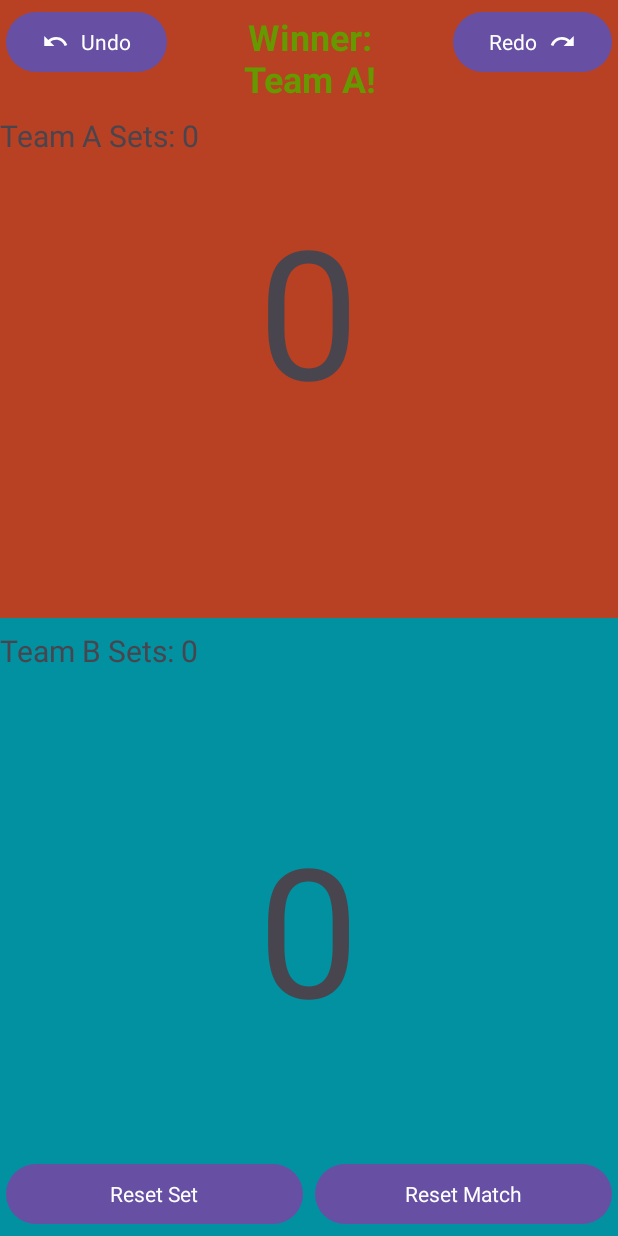
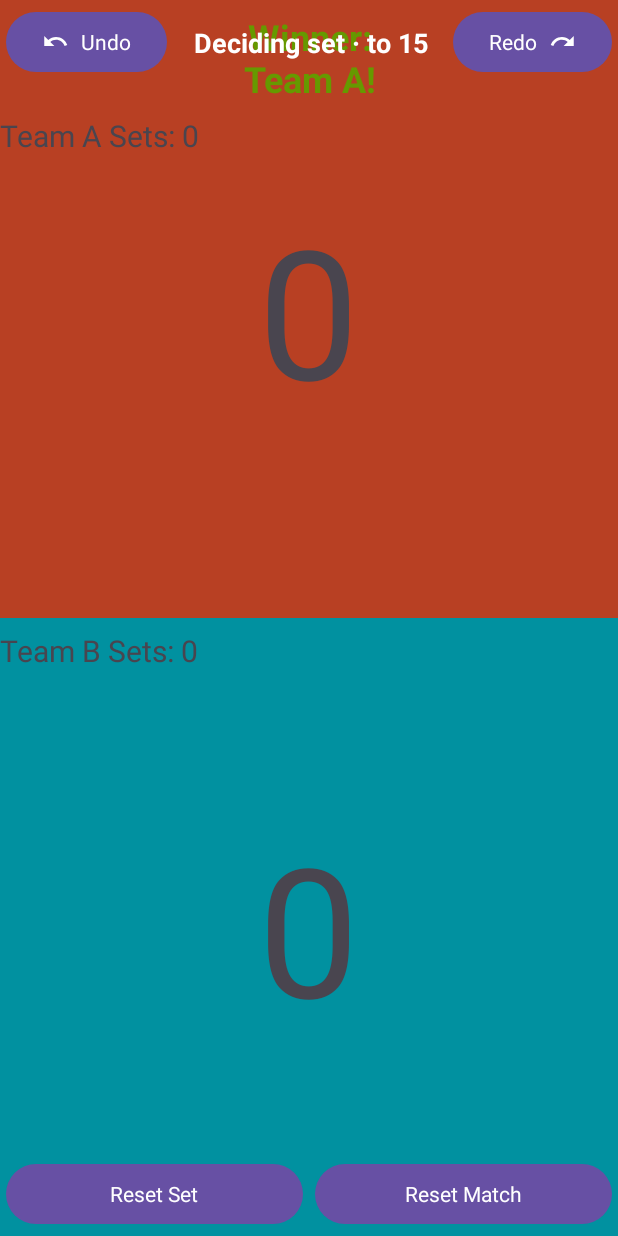
Before and after one commit to svahidhoss/volleyball-scoreboard, an Android app: the layout activity_main.xml on its own in the app's theme, with its tools: preview values and no code run, on a phone screen of 412 x 824 dp. Run offline under Robolectric (Android 15) with nearby library versions, the phone set to English and light mode, and no system bars.

Commit message:
Shows a "Deciding set · to 15" hint during the 5th set.
- ScoreboardState.kt: adds isDecidingSet and moves the rules constants here from ScoreboardViewModel.kt.
- ScoreboardViewModel.kt: uses state.isDecidingSet for the 15-point target.
- MainActivity.kt: shows the hint only during the deciding set; text uses POINTS_TO_WIN_DECIDING_SET.
- activity_main.xml (portrait and landscape): adds textview_deciding_set between Undo and Redo.
- strings.xml: adds deciding_set_hint.
- ScoreboardViewModelTest.kt: adds tests for isDecidingSet at the start, at 2–1, at 2–2, after the win and after Undo.
- MainActivityTest.kt: adds tests that the hint is hidden at the start, shown at 2–2 and after rotation, and hidden after the match is won.

```diff
--- a/app/src/main/java/com/vahossmedia/android/scoreboard/MainActivity.kt
+++ b/app/src/main/java/com/vahossmedia/android/scoreboard/MainActivity.kt
@@ -51,6 +51,9 @@ class MainActivity : AppCompatActivity() {
         binding.buttonRedo.setOnClickListener { viewModel.redo() }
 
         binding.buttonResetSet.setOnClickListener { viewModel.resetSet() }
+
+        binding.textviewDecidingSet.text =
+            getString(R.string.deciding_set_hint, POINTS_TO_WIN_DECIDING_SET)
         binding.buttonResetMatch.setOnClickListener { viewModel.resetMatch() }
 
         // Observe state changes
@@ -153,6 +156,9 @@ class MainActivity : AppCompatActivity() {
         } else {
             binding.textviewWinner.visibility = View.GONE
         }
+
+        binding.textviewDecidingSet.visibility =
+            if (state.isDecidingSet) View.VISIBLE else View.GONE
     }
 
     override fun onDestroy() {
--- a/app/src/main/res/layout-land/activity_main.xml
+++ b/app/src/main/res/layout-land/activity_main.xml
@@ -135,6 +135,26 @@
         app:layout_constraintTop_toBottomOf="@+id/textview_team_a_sets"
         tools:visibility="visible" />
 
+    <!-- Shown during the deciding 5th set (2–2 in sets). Shares the winner's spot; the two are
+         never visible together. Text is set in code from POINTS_TO_WIN_DECIDING_SET.
+         Centred on the border between the two team halves (guideline_center). -->
+    <TextView
+        android:id="@+id/textview_deciding_set"
+        android:layout_width="wrap_content"
+        android:layout_height="wrap_content"
+        android:gravity="center"
+        android:padding="8dp"
+        android:textColor="@android:color/white"
+        android:textSize="18sp"
+        android:textStyle="bold"
+        android:visibility="gone"
+        app:layout_constraintBottom_toBottomOf="@+id/button_undo"
+        app:layout_constraintEnd_toEndOf="@+id/guideline_center"
+        app:layout_constraintStart_toStartOf="@+id/guideline_center"
+        app:layout_constraintTop_toTopOf="@+id/button_undo"
+        tools:text="Deciding set · to 15"
+        tools:visibility="visible" />
+
     <!-- Splits the reset buttons at the border between the two team halves -->
     <androidx.constraintlayout.widget.Guideline
         android:id="@+id/guideline_center"
--- a/app/src/main/res/layout/activity_main.xml
+++ b/app/src/main/res/layout/activity_main.xml
@@ -119,14 +119,33 @@
         app:layout_constraintTop_toBottomOf="@+id/guideline_top"
         tools:visibility="visible" />
 
-    <!-- Below whichever is taller: the buttons, or the winner message when it's shown -->
+    <!-- Shown during the deciding 5th set (2–2 in sets). Shares the winner's spot; the two are
+         never visible together. Text is set in code from POINTS_TO_WIN_DECIDING_SET. -->
+    <TextView
+        android:id="@+id/textview_deciding_set"
+        android:layout_width="0dp"
+        android:layout_height="wrap_content"
+        android:gravity="center"
+        android:padding="8dp"
+        android:textColor="@android:color/white"
+        android:textSize="18sp"
+        android:textStyle="bold"
+        android:visibility="gone"
+        app:layout_constraintBottom_toBottomOf="@+id/button_undo"
+        app:layout_constraintEnd_toStartOf="@+id/button_redo"
+        app:layout_constraintStart_toEndOf="@+id/button_undo"
+        app:layout_constraintTop_toTopOf="@+id/button_undo"
+        tools:text="Deciding set · to 15"
+        tools:visibility="visible" />
+
+    <!-- Below whichever is tallest: the buttons, or the winner / deciding-set text when shown -->
     <androidx.constraintlayout.widget.Barrier
         android:id="@+id/barrier_top_controls"
         android:layout_width="wrap_content"
         android:layout_height="wrap_content"
         app:barrierAllowsGoneWidgets="false"
         app:barrierDirection="bottom"
-        app:constraint_referenced_ids="button_undo,button_redo,textview_winner" />
+        app:constraint_referenced_ids="button_undo,button_redo,textview_winner,textview_deciding_set" />
 
     <!-- Each team's sets, inside its own half -->
     <TextView
--- a/app/src/main/res/values/strings.xml
+++ b/app/src/main/res/values/strings.xml
@@ -4,4 +4,6 @@
     <string name="redo">Redo</string>
     <string name="reset_match">Reset Match</string>
     <string name="reset_set">Reset Set</string>
+    <!-- Shown during the deciding 5th set; %1$d is the points needed (15) -->
+    <string name="deciding_set_hint">Deciding set · to %1$d</string>
 </resources>
```
Also changed, not shown: app/src/main/java/com/vahossmedia/android/scoreboard/ScoreboardState.kt (+14 -1 lines), app/src/main/java/com/vahossmedia/android/scoreboard/ScoreboardViewModel.kt (+1 -8 lines), 2 other files.
